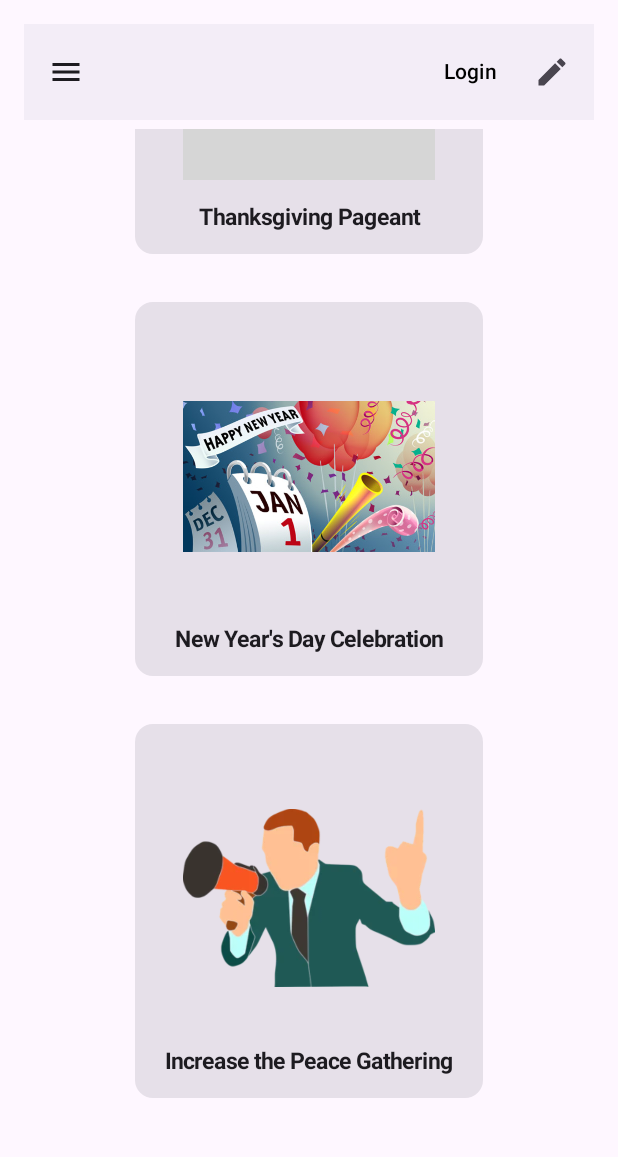
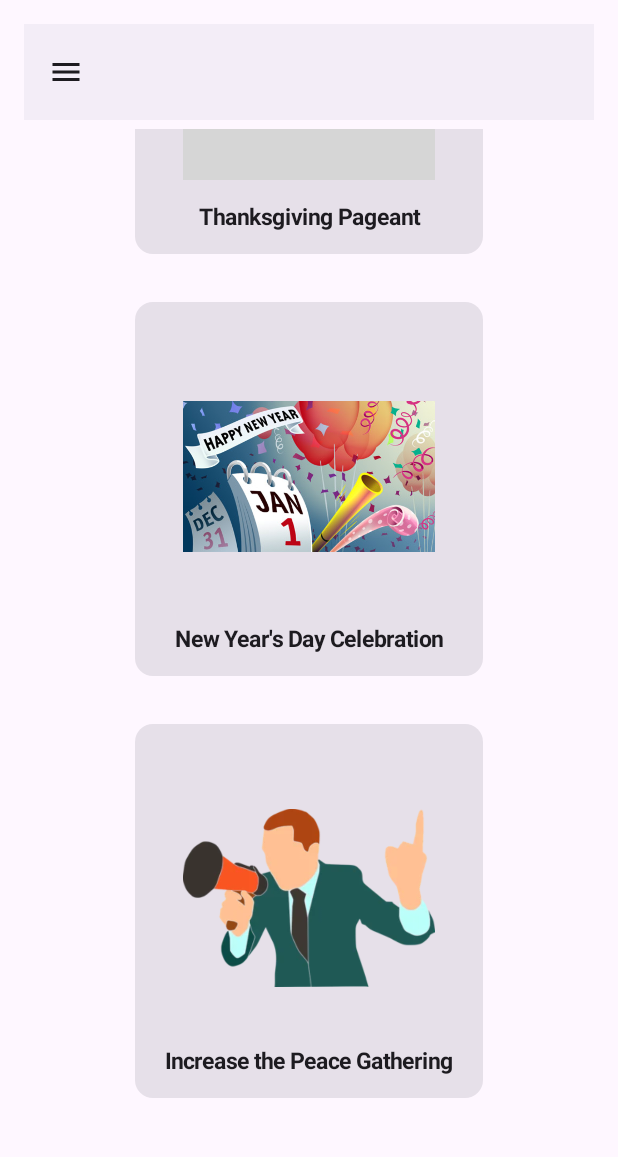
Before and after one commit to SeattleColleges/nsc-events-android, an Android app built with Jetpack Compose: the screen it shows after launch (MainActivity), scrolled down 166 dp, on a phone screen of 412 x 824 dp, the part 66-1223 px from its top. Run offline under Robolectric (Android 15) with nearby library versions, the phone set to English and light mode, and no system bars; libraries missing offline, so code that uses them is left out: com.example.belindas_closet; grey boxes are pictures that could not be loaded.

Commit message:
Commit
Removed login and edit buttons on home page

```diff
--- a/app/src/main/java/com/example/nsc_events/screen/HomePage.kt
+++ b/app/src/main/java/com/example/nsc_events/screen/HomePage.kt
@@ -93,18 +93,6 @@ fun HomePage(navController: NavHostController) { // Create Navbar
                             )
                         }
                     },
-                    actions = {
-                        TextButton(onClick = { navController.navigate(Routes.Login.route) }) {
-                            Text("Login", color = Color.Black)
-                        }
-                        // TODO: give this button an action when clicked
-                        IconButton(onClick = { }) {
-                            Icon(
-                                imageVector = Icons.Default.Edit,
-                                contentDescription = "Edit my events"
-                            )
-                        }
-                    },
                     scrollBehavior = scrollBehavior
                 )
             }
```
